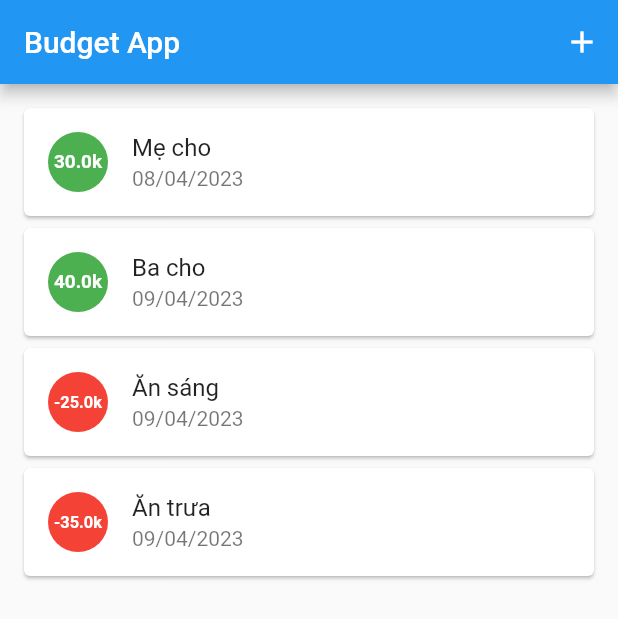
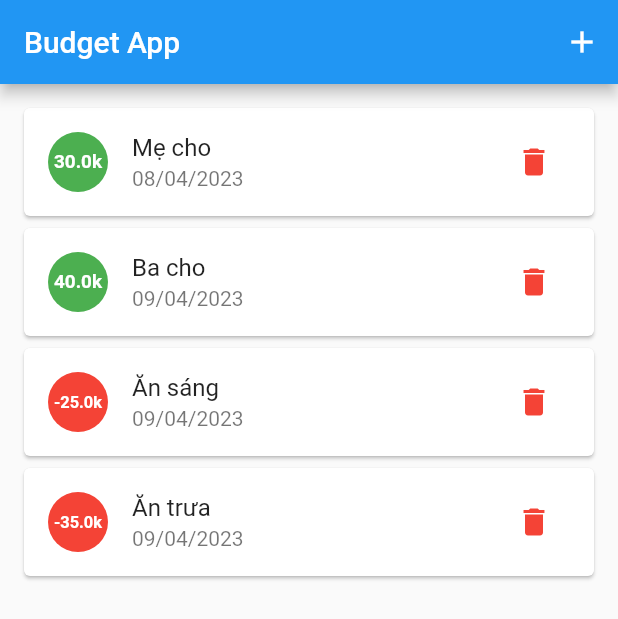
Before and after one commit to clb-khoa-hoc-ki-thuat/training_flutter_budget_app, a Flutter app: the screen it shows after launch, on a phone screen of 412 x 824 dp. Shown: the top 619 px of the screen. Run offline on Flutter 3.47's test engine with Material 2 defaults, Android fonts, the phone set to English and light mode, and no system bars.

Commit message:
Delete transaction

```diff
--- a/lib/transaction.dart
+++ b/lib/transaction.dart
@@ -1,7 +1,8 @@
 class Transaction {
+  String id;
   String description;
   double amount;
   String date;
 
-  Transaction(this.description, this.amount, this.date);
+  Transaction(this.id, this.description, this.amount, this.date);
 }
--- a/lib/transaction_list_screen.dart
+++ b/lib/transaction_list_screen.dart
@@ -13,10 +13,10 @@ class TransactionListScreen extends StatefulWidget {
 
 class _TransactionListScreenState extends State<TransactionListScreen> {
   var transactionList = [
-    Transaction('Mẹ cho', 30, '08/04/2023'),
-    Transaction('Ba cho', 40, '09/04/2023'),
-    Transaction('Ăn sáng', -25, '09/04/2023'),
-    Transaction('Ăn trưa', -35, '09/04/2023'),
+    Transaction('1', 'Mẹ cho', 30, '08/04/2023'),
+    Transaction('2', 'Ba cho', 40, '09/04/2023'),
+    Transaction('3', 'Ăn sáng', -25, '09/04/2023'),
+    Transaction('4', 'Ăn trưa', -35, '09/04/2023'),
   ];
 
   @override
@@ -34,11 +34,16 @@ class _TransactionListScreenState extends State<TransactionListScreen> {
                 ),
               )
                   .then((value) {
+                var id =
+                    (int.parse(transactionList[transactionList.length - 1].id) +
+                            1)
+                        .toString();
                 var amount = value['amount'];
                 var date = value['date'];
                 var description = value['description'];
 
                 var newTransaction = Transaction(
+                  id,
                   description,
                   amount,
                   date,
@@ -78,6 +83,18 @@ class _TransactionListScreenState extends State<TransactionListScreen> {
                     ),
                     title: Text(transaction.description),
                     subtitle: Text(transaction.date),
+                    trailing: IconButton(
+                      onPressed: () {
+                        setState(() {
+                          transactionList
+                              .removeWhere((t) => transaction.id == t.id);
+                        });
+                      },
+                      icon: Icon(
+                        Icons.delete,
+                        color: Colors.red,
+                      ),
+                    ),
                   ),
                 ),
               )
```
